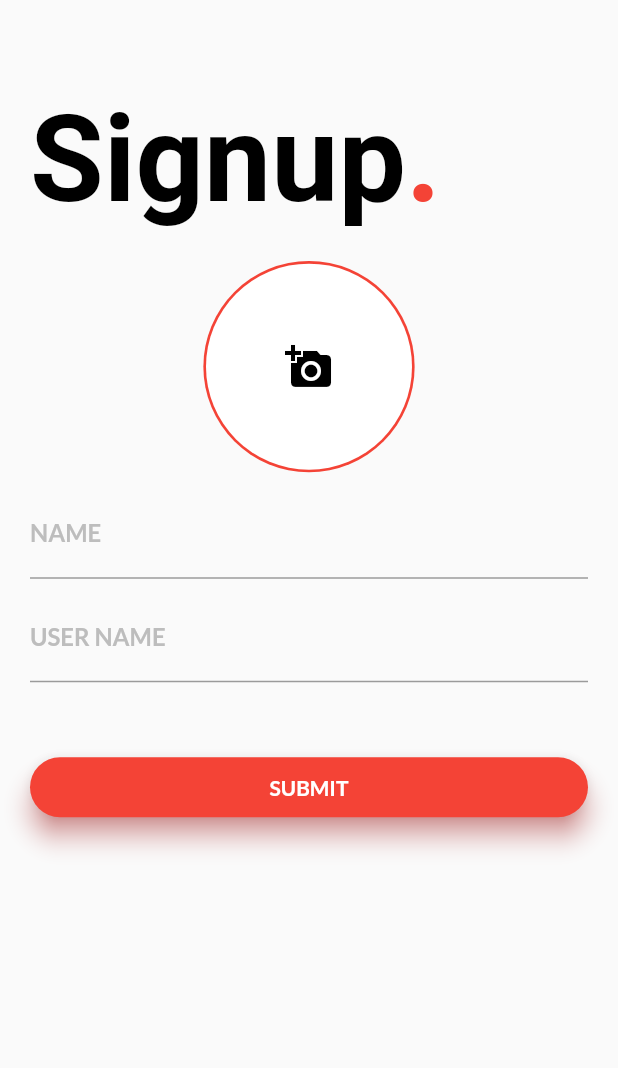
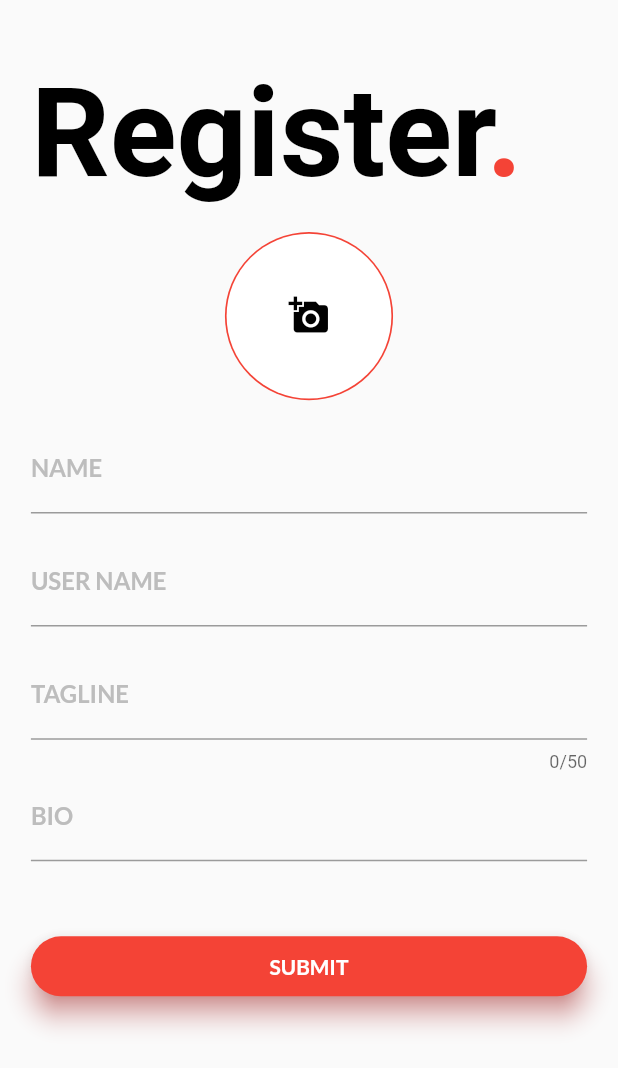
Before and after one commit to Flocktale/ui, a Flutter app: the SignUpScreen screen opened directly, on a phone screen of 412 x 824 dp. Shown: the top 1068 px of the screen. Run offline on Flutter 3.47's test engine with Material 2 defaults, Android fonts, the phone set to English and light mode, and no system bars; our stand-ins replace animated_text_kit, built_collection, built_value, chopper, firebase_messaging, flutter_secure_storage and 7 more; missing offline and left inert: agora_handler, amazon_cognito_identity_dart_2; accounts and stored records are empty; generated files the repository leaves out were written again.

Commit message:
MOOT-64: Tagline and Bio added

```diff
--- a/lib/Authentication/signUp.dart
+++ b/lib/Authentication/signUp.dart
@@ -23,6 +23,8 @@ class SignUpScreen extends StatefulWidget {
 class _SignUpScreenState extends State<SignUpScreen> {
   final _nameController = TextEditingController();
   final _usernameController = TextEditingController();
+  final _tagLineController = TextEditingController();
+  final _bioController = TextEditingController();
 
   File image;
   final picker = ImagePicker();
@@ -94,7 +96,10 @@ class _SignUpScreenState extends State<SignUpScreen> {
       ..userId = userId
       ..name = _nameController.text.trim()
       ..email = email
-      ..username = _usernameController.text.trim());
+      ..username = _usernameController.text.trim()
+      ..tagline = _tagLineController?.text?.trim()
+      ..bio = _bioController?.text?.trim()
+    );
 
     final authToken = Provider.of<UserData>(context, listen: false).authToken;
     final response = await service.createNewUser(
@@ -155,12 +160,12 @@ class _SignUpScreenState extends State<SignUpScreen> {
                 // crossAxisAlignment: CrossAxisAlignment.start,
                 children: <Widget>[
                 Padding(
-                  padding: const EdgeInsets.fromLTRB(20, 60, 0, 0),
+                  padding: EdgeInsets.fromLTRB(size.width/20, size.height/20, 0, 0),
                   child: RichText(
                     text: TextSpan(
-                      text: "Signup",
+                      text: "Register",
                       style: TextStyle(
-                          fontSize: 80.0,
+                          fontSize: size.width/5,
                           fontWeight: FontWeight.bold,
                           color: Colors.black),
                       children: [
@@ -174,22 +179,22 @@ class _SignUpScreenState extends State<SignUpScreen> {
                 ),
                 Center(
                   child: Container(
-                    margin: EdgeInsets.fromLTRB(0, 20, 0, 0),
+                    margin: EdgeInsets.fromLTRB(0, size.height/50, 0, 0),
                     child: GestureDetector(
                       onTap: getImage,
                       behavior: HitTestBehavior.deferToChild,
                       child: CircleAvatar(
-                        radius: size.height / 11.7,
+                        radius: size.height / 14.7,
                         backgroundColor: Colors.red,
                         child: CircleAvatar(
-                          radius: size.height / 12,
+                          radius: size.height / 15,
                           backgroundImage:
                               image == null ? null : FileImage(image),
                           backgroundColor: Colors.white,
                           child: image == null
                               ? Icon(
                                   Icons.add_a_photo,
-                                  size: 32,
+                                  size: size.width/15,
                                   color: Colors.black,
                                 )
                               : Align(
@@ -204,7 +209,7 @@ class _SignUpScreenState extends State<SignUpScreen> {
                                       child: Icon(
                                         Icons.cancel,
                                         color: Colors.black,
-                                        size: 32,
+                                        size: size.width/15,
                                       ),
                                     ),
                                   ),
@@ -215,7 +220,7 @@ class _SignUpScreenState extends State<SignUpScreen> {
                   ),
                 ),
                 Container(
-                  padding: EdgeInsets.only(top: 12.0, left: 20.0, right: 20.0),
+                  padding: EdgeInsets.only(top: size.height/50, left: size.width/20, right: size.width/20),
                   child: Column(children: <Widget>[
                     Form(
                       key: _formKey,
@@ -239,7 +244,7 @@ class _SignUpScreenState extends State<SignUpScreen> {
                               return null;
                             },
                           ),
-                          SizedBox(height: 10.0),
+                          SizedBox(height: size.height/50),
                           TextFormField(
                             controller: _usernameController,
                             decoration: InputDecoration(
@@ -257,6 +262,44 @@ class _SignUpScreenState extends State<SignUpScreen> {
 
                               return null;
                             },
+                          ),
+                          SizedBox(height: size.height/50),
+                          TextFormField(
+                            controller: _tagLineController,
+                            maxLines: 1,
+                            maxLength: 50,
+                            decoration: InputDecoration(
+                                labelText: 'TAGLINE ',
+                                hintText: "Describe yourself in one line.",
+                                hintStyle: TextStyle(
+                                  fontFamily: 'Lato',
+                                  fontWeight: FontWeight.w200,
+                                  color: Colors.grey[400]
+                                ),
+                                labelStyle: TextStyle(
+                                    fontFamily: 'Lato',
+                                    fontWeight: FontWeight.bold,
+                                    color: Colors.grey[400]),
+                                focusedBorder: UnderlineInputBorder(
+                                    borderSide: BorderSide(color: Colors.red))),
+                          ),
+                         // SizedBox(height: size.height/100),
+                          TextFormField(
+                            controller: _bioController,
+                            decoration: InputDecoration(
+                                labelText: 'BIO',
+                                hintText: "Tell something about yourself.",
+                                hintStyle: TextStyle(
+                                    fontFamily: 'Lato',
+                                    fontWeight: FontWeight.w200,
+                                    color: Colors.grey[400]
+                                ),
+                                labelStyle: TextStyle(
+                                    fontFamily: 'Lato',
+                                    fontWeight: FontWeight.bold,
+                                    color: Colors.grey[400]),
+                                focusedBorder: UnderlineInputBorder(
+                                    borderSide: BorderSide(color: Colors.red))),
                           ),
                           SizedBox(height: 50),
                           InkWell(
--- a/lib/pages/ProfilePage.dart
+++ b/lib/pages/ProfilePage.dart
@@ -1,5 +1,7 @@
 import 'package:flutter/material.dart';
 import 'package:fluttertoast/fluttertoast.dart';
+import 'package:mootclub_app/Authentication/register.dart';
+import 'package:mootclub_app/Authentication/signUp.dart';
 import 'package:mootclub_app/Models/built_post.dart';
 import 'package:mootclub_app/pages/SocialRelationPage.dart';
 import 'package:mootclub_app/providers/userData.dart';
```
